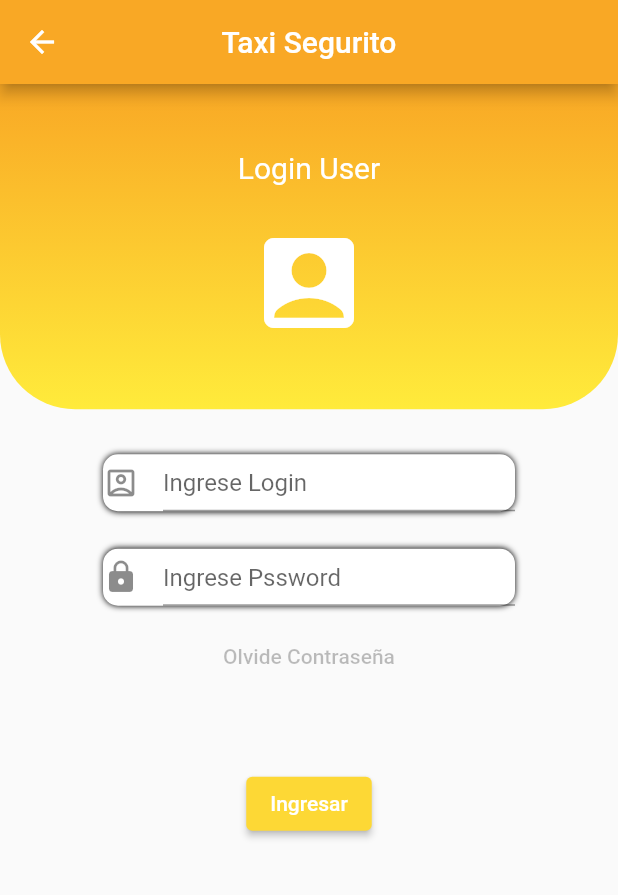
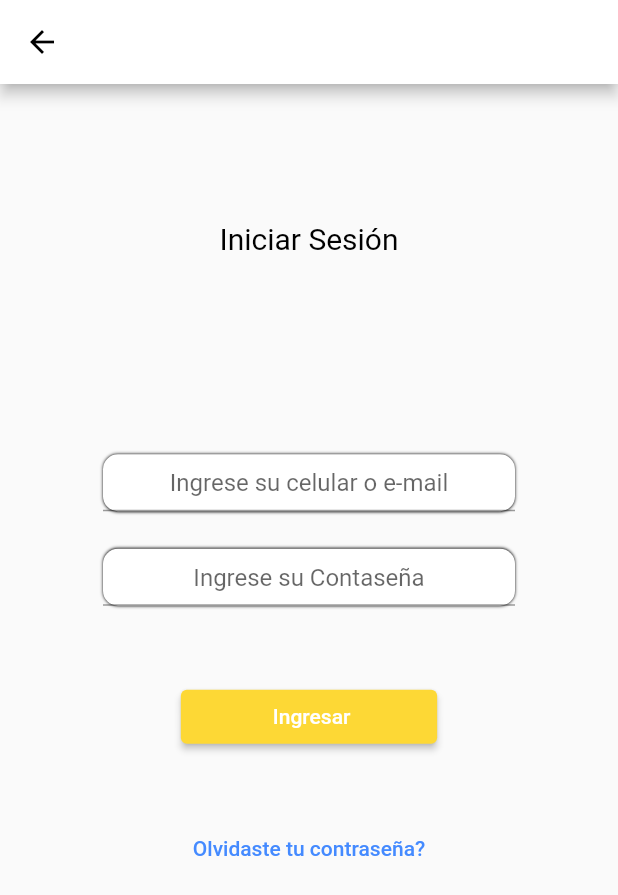
Before and after one commit to taxiSegurito/taxi-segurito-flutter-version, a Flutter app: the screen it shows after launch, on a phone screen of 412 x 824 dp. Shown: the top 895 px of the screen. Run offline on Flutter 3.47's test engine with Material 2 defaults, Android fonts, the phone set to English and light mode, and no system bars.

Commit message:
Modificación del a plantilla con los parametros del FIGMA

```diff
--- a/lib/pages/login/login_page.dart
+++ b/lib/pages/login/login_page.dart
@@ -14,12 +14,15 @@ class _UserLoginPageState extends State<UserLoginPage> {
         appBar: AppBar(
           centerTitle: true,
           title: Text("Taxi Segurito"),
-          backgroundColor: Colors.yellow.shade800,
+          backgroundColor: Colors.white,
           leading: Builder(
             builder: (BuildContext context) {
               return IconButton(
                   onPressed: () => print("Ir Atras"),
-                  icon: Icon(Icons.arrow_back));
+                  icon: Icon(
+                    Icons.arrow_back,
+                    color: Colors.black,
+                  ));
             },
           ),
         ),
@@ -29,32 +32,18 @@ class _UserLoginPageState extends State<UserLoginPage> {
               Container(
                 width: MediaQuery.of(context).size.width,
                 height: MediaQuery.of(context).size.height / 3.8,
-                decoration: BoxDecoration(
-                    gradient: LinearGradient(
-                      begin: Alignment.topCenter,
-                      end: Alignment.bottomCenter,
-                      colors: [Color(0xfff9a825), Color(0xffffeb3b)],
-                    ),
-                    borderRadius: BorderRadius.only(
-                        bottomLeft: Radius.circular(50),
-                        bottomRight: Radius.circular(50))),
                 child: Column(
                   mainAxisAlignment: MainAxisAlignment.center,
                   children: [
                     Align(
                       alignment: Alignment.topCenter,
                       child: Padding(
-                        padding: const EdgeInsets.only(bottom: 25),
+                        padding: const EdgeInsets.only(bottom: 10),
                         child: Text(
-                          "Login User",
-                          style: TextStyle(color: Colors.white, fontSize: 20),
+                          "Iniciar Sesión",
+                          style: TextStyle(color: Colors.black, fontSize: 20),
                         ),
                       ),
-                    ),
-                    Align(
-                      alignment: Alignment.center,
-                      child: Icon(Icons.account_box_rounded,
-                          size: 80, color: Colors.white),
                     ),
                   ],
                 ),
@@ -70,12 +59,13 @@ class _UserLoginPageState extends State<UserLoginPage> {
                           borderRadius: BorderRadius.all(Radius.circular(10)),
                           color: Colors.white,
                           boxShadow: [
-                            BoxShadow(color: Colors.black, blurRadius: 3)
+                            BoxShadow(color: Colors.black, blurRadius: 1)
                           ]),
                       child: TextField(
+                        textAlign: TextAlign.center,
                         decoration: InputDecoration(
-                            icon: Icon(Icons.account_box_outlined),
-                            hintText: "Ingrese Login"),
+                            //icon: Icon(Icons.account_box_outlined),
+                            hintText: "Ingrese su celular o e-mail"),
                       ),
                     ),
                     Container(
@@ -86,38 +76,23 @@ class _UserLoginPageState extends State<UserLoginPage> {
                           borderRadius: BorderRadius.all(Radius.circular(10)),
                           color: Colors.white,
                           boxShadow: [
-                            BoxShadow(color: Colors.black, blurRadius: 3)
+                            BoxShadow(color: Colors.black, blurRadius: 1)
                           ]),
                       child: TextField(
+                        textAlign: TextAlign.center,
                         decoration: InputDecoration(
-                            icon: Icon(Icons.lock),
-                            hintText: "Ingrese Pssword"),
+                          // icon: Icon(Icons.lock),
+                          hintText: "Ingrese su Contaseña",
+                        ),
                       ),
                     ),
 
                     //
-                    Align(
-                      child: Padding(
-                        padding: const EdgeInsets.only(top: 10),
-                        child: Column(
-                          children: [
-                            Container(
-                              child: TextButton(
-                                onPressed: () {},
-                                child: Text("Olvide Contraseña",
-                                    style: TextStyle(color: Colors.black26)),
-                              ),
-                            )
-                          ],
-                        ),
-                      ),
-                    ),
 
                     // btn Ingresar
                     Container(
                       padding: EdgeInsets.only(top: 50),
                       child: Container(
-                        width: 500,
                         child: Column(
                           //mainAxisAlignment: MainAxisAlignment.center,
                           children: [
@@ -128,11 +103,29 @@ class _UserLoginPageState extends State<UserLoginPage> {
                                           Colors.yellow.shade600),
                                 ),
                                 onPressed: () {},
-                                child: Text("Ingresar"))
+                                child:
+                                    Text("             Ingresar            "))
                           ],
                         ),
                       ),
-                    )
+                    ),
+
+                    Align(
+                      child: Padding(
+                        padding: const EdgeInsets.only(top: 40),
+                        child: Column(
+                          children: [
+                            Container(
+                              child: TextButton(
+                                onPressed: () {},
+                                child: Text("Olvidaste tu contraseña?",
+                                    style: TextStyle(color: Colors.blueAccent)),
+                              ),
+                            )
+                          ],
+                        ),
+                      ),
+                    ),
                   ],
                 ),
               ),
```
